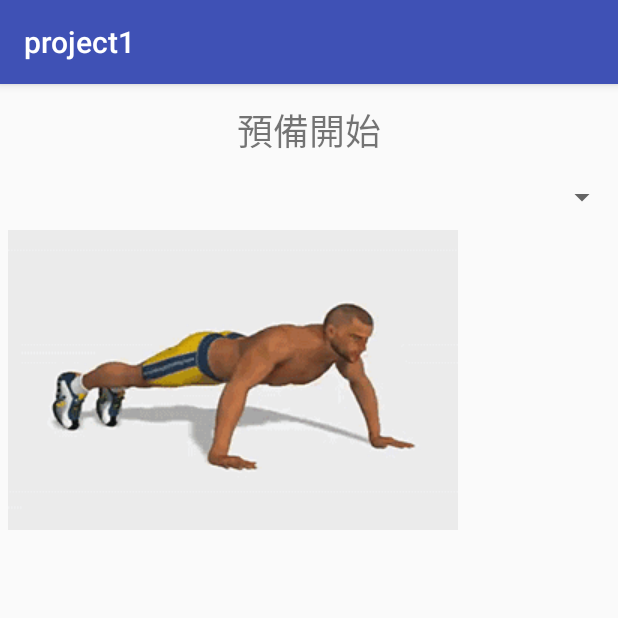
After one commit to asdf10722/fitness-app, an Android app: the FitnessTrainingStartActivity screen opened directly, with no data from a screen before it, on a phone screen of 412 x 824 dp, the top half of it. The commit adds this screen. Run offline under Robolectric (Android 15) with nearby library versions, the phone set to English and light mode, and no system bars.

Commit message:
新增運動畫面

```diff
--- a/app/src/main/AndroidManifest.xml
+++ b/app/src/main/AndroidManifest.xml
@@ -23,7 +23,8 @@
         <activity android:name=".Main4Activity" />
         <activity android:name=".FitnessTrainingSelectActivity" />
         <activity android:name=".Main6Activity" />
-        <activity android:name=".FitnessTrainingActivity"></activity>
+        <activity android:name=".FitnessTrainingActivity" />
+        <activity android:name=".FitnessTrainingStartActivity"></activity>
     </application>
 
 </manifest>
--- /dev/null
+++ b/app/src/main/java/com/example/yinhen/project1/FitnessTrainingStartActivity.java
@@ -0,0 +1,37 @@
+package com.example.yinhen.project1;
+
+import android.support.v7.app.AppCompatActivity;
+import android.os.Bundle;
+
+public class FitnessTrainingStartActivity extends AppCompatActivity {
+
+    String[] itemTitle;
+
+    int ItemCount1;
+    int ItemCount2;
+    int ItemCount3;
+    int ItemCount4;
+
+    @Override
+    protected void onCreate(Bundle savedInstanceState) {
+        super.onCreate(savedInstanceState);
+        setContentView(R.layout.activity_fitness_training_start);
+        getData();
+    }
+
+    public void getData() {
+        Bundle bundle = this.getIntent().getExtras();
+        if (bundle != null) {
+            itemTitle = bundle.getStringArray("itemTitle");
+            if (itemTitle == null) finish();
+            if (itemTitle.length > 0)
+                ItemCount1 =  Integer.parseInt(bundle.getString("ItemCount1"));
+            if (itemTitle.length > 1)
+                ItemCount2 =  Integer.parseInt(bundle.getString("ItemCount2"));
+            if (itemTitle.length > 2)
+                ItemCount3 =  Integer.parseInt(bundle.getString("ItemCount3"));
+            if (itemTitle.length > 3)
+                ItemCount4 =  Integer.parseInt(bundle.getString("ItemCount4"));
+        }
+    }
+}
--- /dev/null
+++ b/app/src/main/res/layout/activity_fitness_training_start.xml
@@ -0,0 +1,59 @@
+<?xml version="1.0" encoding="utf-8"?>
+<LinearLayout xmlns:android="http://schemas.android.com/apk/res/android"
+    xmlns:app="http://schemas.android.com/apk/res-auto"
+    xmlns:tools="http://schemas.android.com/tools"
+    android:layout_width="match_parent"
+    android:layout_height="match_parent"
+    android:orientation="vertical"
+    tools:context="com.example.yinhen.project1.FitnessTrainingStartActivity">
+
+    <LinearLayout
+        android:layout_width="match_parent"
+        android:layout_height="59dp"
+        android:layout_weight="0"
+        android:orientation="horizontal">
+
+        <TextView
+            android:layout_width="369dp"
+            android:layout_height="61dp"
+            android:layout_weight="1"
+            android:gravity="center"
+            android:text="預備開始"
+            android:textSize="24sp" />
+
+
+    </LinearLayout>
+    <LinearLayout
+        android:layout_width="match_parent"
+        android:layout_height="wrap_content"
+        android:orientation="horizontal">
+
+        <TextView
+            android:id="@+id/text_item1"
+            android:layout_width="0dp"
+            android:layout_height="wrap_content"
+            android:layout_weight="1"
+            android:gravity="start"
+            android:padding="5dp"
+            android:textColor="@color/black"
+            android:textSize="16sp"
+            tools:text="標題" />
+
+        <Spinner
+            android:id="@+id/spinner_item_count1"
+            android:layout_width="wrap_content"
+            android:layout_height="match_parent"
+            android:layout_weight="0"
+            android:gravity="center"
+            android:padding="5dp"
+            android:textColor="@color/black"
+            android:textSize="16sp"
+            tools:text="10" />
+    </LinearLayout>
+    <ImageView
+        android:layout_width="wrap_content"
+        android:layout_height="wrap_content"
+        android:layout_margin="5dp"
+        android:src="@drawable/push_ups" />
+
+</LinearLayout>
```
Also changed, not shown: app/src/main/java/com/example/yinhen/project1/FitnessTrainingActivity.java (+36 -29 lines).
